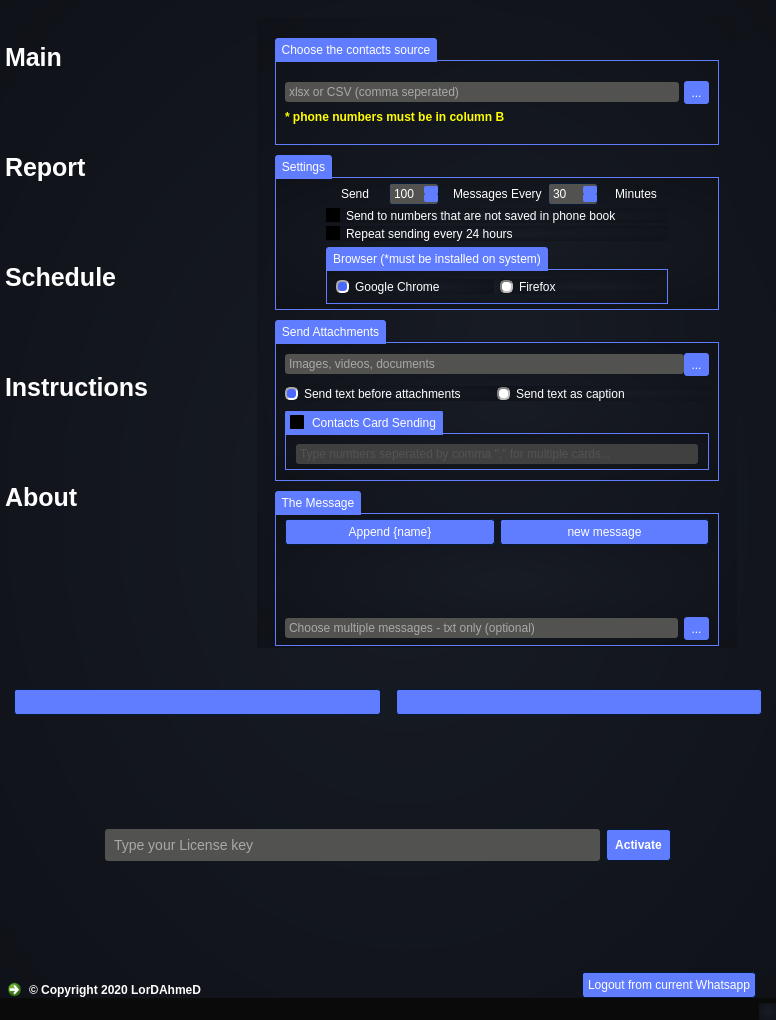
This is untitled.ui in thelordahmed/Whatsapp-bulk-sender as Qt 5 draws it before an edit. The edited form follows.
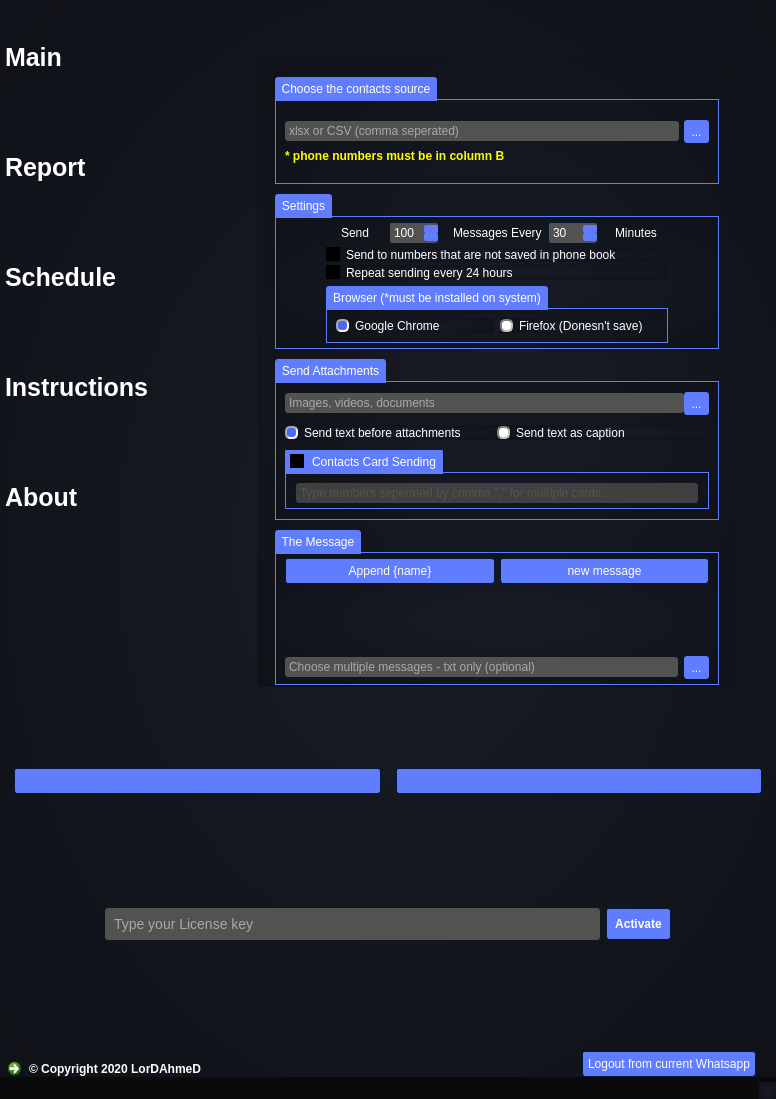
This is the edited form. Icons and pictures are not drawn.

Commit message: added firefox option & and fixed closing all active browser windows when closing the software

Patch:
```diff
--- a/untitled.ui
+++ b/untitled.ui
@@ -7,7 +7,7 @@
     <x>0</x>
     <y>0</y>
     <width>776</width>
-    <height>1020</height>
+    <height>1099</height>
    </rect>
   </property>
   <property name="minimumSize">
@@ -1839,7 +1839,7 @@
                     <item>
                      <widget class="QRadioButton" name="firefox_rb">
                       <property name="text">
-                       <string>Firefox</string>
+                       <string>Firefox (Donesn't save)</string>
                       </property>
                      </widget>
                     </item>
```
The commit also changes 8 other files.
